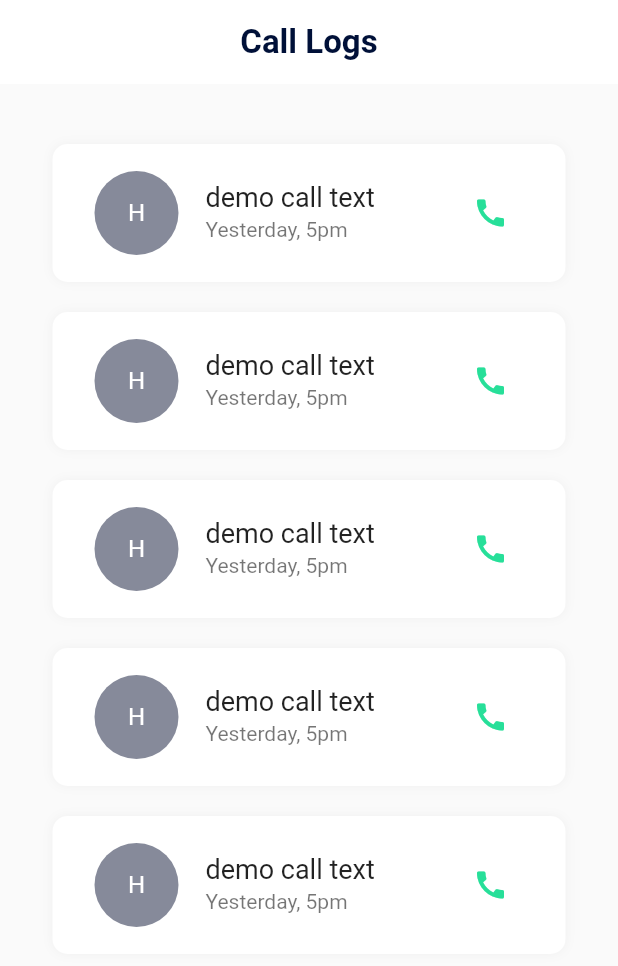
After one commit to cscipher/WOC, a Flutter app: the CallLogs screen opened directly, on a phone screen of 412 x 824 dp. The commit adds this screen. Shown: the top 966 px of the screen. Run offline on Flutter 3.47's test engine with Material 2 defaults, Android fonts, the phone set to English and light mode, and no system bars; our stand-ins replace cached_network_image, convex_bottom_bar, font_awesome_flutter, intl_phone_number_input, pin_code_fields, video_player; network calls fail.

Commit message:
Call logs ui create

```diff
--- a/lib/main.dart
+++ b/lib/main.dart
@@ -1,4 +1,6 @@
 import 'package:WOC/data/storyData.dart';
+import 'package:WOC/screens/callLogs.dart';
+import 'package:WOC/screens/chatPage.dart';
 import 'package:WOC/screens/home_screen.dart';
 import 'package:WOC/screens/profileSet.dart';
 import 'package:WOC/widgets/Stories.dart';
--- /dev/null
+++ b/lib/screens/callLogs.dart
@@ -0,0 +1,58 @@
+import 'package:WOC/themes/colors.dart';
+import 'package:flutter/material.dart';
+
+class CallLogs extends StatefulWidget {
+  @override
+  _CallLogsState createState() => _CallLogsState();
+}
+
+class _CallLogsState extends State<CallLogs> {
+  @override
+  Widget build(BuildContext context) {
+    return Scaffold(
+      appBar: AppBar(title: Text('Call Logs')),
+      body: Padding(
+        padding: const EdgeInsets.only(top: 30, left: 20, right: 20),
+        child: ListView.builder(
+          itemBuilder: (ctx, index) {
+            return Container(
+              decoration: BoxDecoration(
+                  color: Colors.white,
+                  borderRadius: BorderRadius.circular(10),
+                  boxShadow: [
+                    BoxShadow(
+                        color: Color.fromRGBO(0, 0, 0, 0.04), blurRadius: 5.0)
+                  ]),
+              // elevation: 0,
+              margin: EdgeInsets.symmetric(vertical: 10, horizontal: 15),
+              padding: EdgeInsets.all(10),
+              child: ListTile(
+                leading: CircleAvatar(
+                  backgroundColor: accent2,
+                  foregroundColor: Colors.white,
+                  radius: 30,
+                  child: Padding(
+                    padding: EdgeInsets.all(7),
+                    child: FittedBox(child: Text('H')),
+                  ),
+                ),
+                title: Text(
+                  'demo call text',
+                  style: TextStyle(fontSize: 18),
+                ),
+                subtitle: Text('Yesterday, 5pm'),
+                // subtitle: Text(DateFormat.yMMMd().format(transactions[index].date)),
+                trailing: IconButton(
+                  icon: Icon(Icons.call),
+                  disabledColor: primaryColor,
+                  onPressed: null,
+                ),
+              ),
+            );
+          },
+          itemCount: 5,
+        ),
+      ),
+    );
+  }
+}
```
